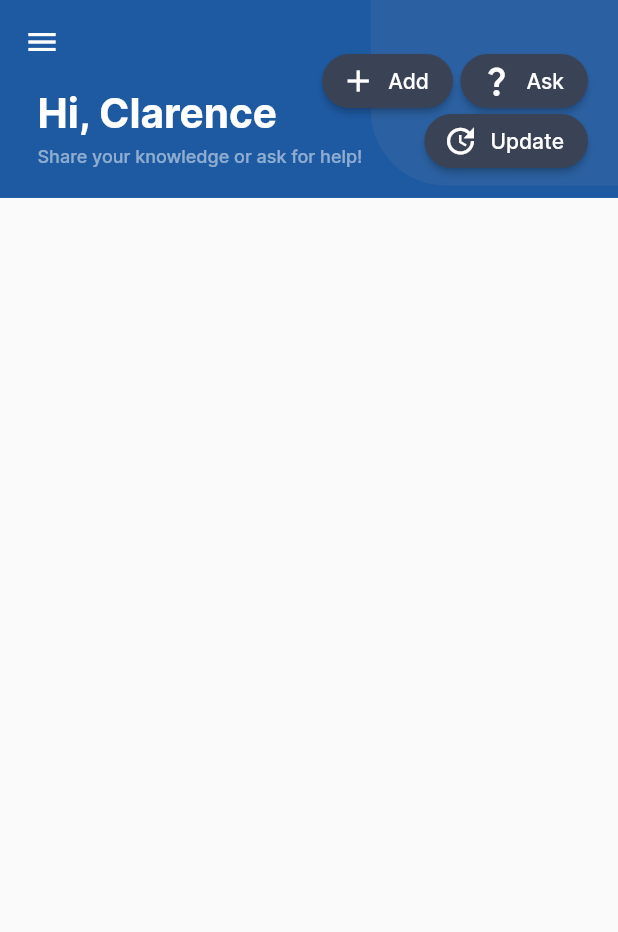
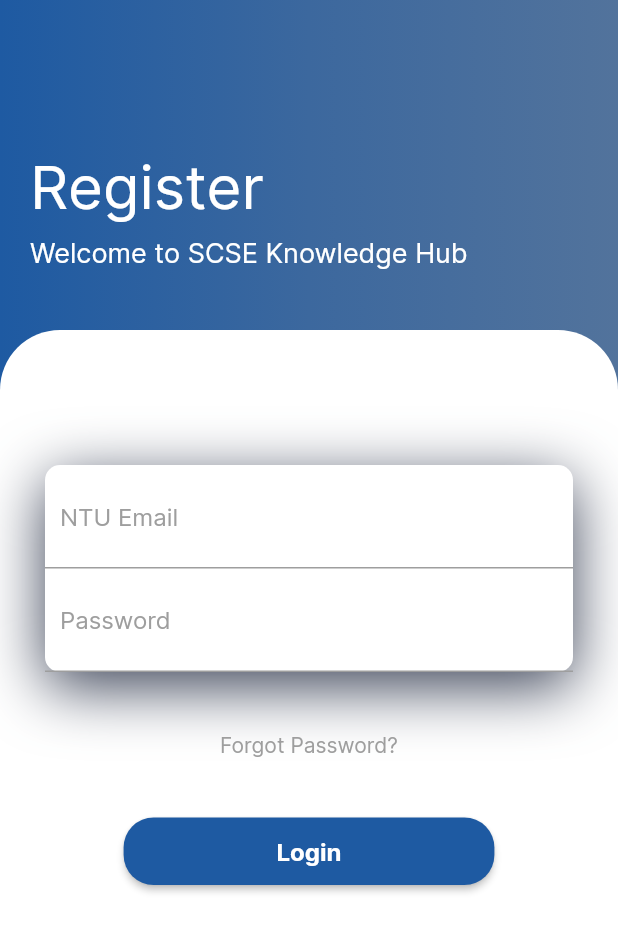
Before and after one commit to clarencekwl/scse-knowledge-hub, a Flutter app: the screen it shows after launch, on a phone screen of 412 x 824 dp. Shown: the top 932 px of the screen. Run offline on Flutter 3.47's test engine with Material 2 defaults, Android fonts, the phone set to English and light mode, and no system bars; our stand-ins replace cached_network_image, cloud_firestore, firebase_core, flutter_spinkit, image_picker, photo_view; missing offline and left inert: cached_memory_image, image_painter; accounts and stored records are empty.

Commit message:
:sparkles: [Login] login page UI

```diff
--- a/scse_knowledge_hub_app/lib/main.dart
+++ b/scse_knowledge_hub_app/lib/main.dart
@@ -5,6 +5,7 @@ import 'package:flutter/material.dart';
 import 'package:flutter/services.dart';
 import 'package:provider/provider.dart';
 import 'package:scse_knowledge_hub_app/pages/home_page.dart';
+import 'package:scse_knowledge_hub_app/pages/login_page.dart';
 import 'package:scse_knowledge_hub_app/pages/unknown_page.dart';
 import 'package:scse_knowledge_hub_app/providers/question_provider.dart';
 import 'package:scse_knowledge_hub_app/utils/router.dart';
@@ -112,7 +113,7 @@ class _MyAppState extends State<MyApp> {
             ),
             themeMode: ThemeMode.light,
             // initialRoute: SplashScreenPage.routeName,
-            home: HomePage(),
+            home: LoginPage(),
             routes: appRoutes as Map<String, Widget Function(BuildContext)>,
             onUnknownRoute: (RouteSettings settings) {
               return MaterialPageRoute(
--- a/scse_knowledge_hub_app/lib/pages/create_question_page.dart
+++ b/scse_knowledge_hub_app/lib/pages/create_question_page.dart
@@ -78,7 +78,8 @@ class _CreateQuestionPageState extends State<CreateQuestionPage> {
                       }
                     }),
                     icon: _isFormValid ? Icons.check : null,
-                    color:
+                    textColour: Colors.white,
+                    buttonColor:
                         _isFormValid ? Styles.primaryBlueColor : Colors.grey),
               )
             ],
--- /dev/null
+++ b/scse_knowledge_hub_app/lib/pages/login_page.dart
@@ -0,0 +1,439 @@
+// import 'package:flutter/material.dart';
+// import 'package:flutter/services.dart';
+// import 'package:scse_knowledge_hub_app/pages/home_page.dart';
+// import 'package:scse_knowledge_hub_app/utils/styles.dart';
+// import 'package:scse_knowledge_hub_app/widget/default_button.dart';
+
+// class LoginPage extends StatefulWidget {
+//   @override
+//   _LoginPageState createState() => _LoginPageState();
+// }
+
+// class _LoginPageState extends State<LoginPage> {
+//   bool _rememberMe = false;
+
+//   @override
+//   Widget build(BuildContext context) {
+//     return Scaffold(
+//       resizeToAvoidBottomInset: false,
+//       backgroundColor: Styles.primaryBackgroundColor,
+//       body: GestureDetector(
+//         onTap: () => FocusScope.of(context).unfocus(),
+//         child: Column(
+//           children: [
+//             Expanded(
+//               child: Column(
+//                 mainAxisAlignment: MainAxisAlignment.center,
+//                 mainAxisSize: MainAxisSize.max,
+//                 children: <Widget>[
+//                   SizedBox(
+//                     height: Styles.kScreenHeight(context) * 0.1,
+//                   ),
+//                   Image.asset(
+//                     'assets/images/scse-knowledge-hub-icon.png',
+//                     height: Styles.kScreenHeight(context) * 0.3,
+//                     width: Styles.kScreenHeight(context) * 0.3,
+//                     fit: BoxFit.fill,
+//                   ),
+//                   Expanded(
+//                     child: Container(
+//                       decoration: BoxDecoration(
+//                           border: Border.all(color: Styles.primaryBlueColor),
+//                           borderRadius: BorderRadius.circular(10)),
+//                       child: Column(
+//                         children: [
+//                           // Text(
+//                           //   'Sign In',
+//                           //   style: TextStyle(
+//                           //     color: Colors.white,
+//                           //     fontFamily: 'OpenSans',
+//                           //     fontSize: 30.0,
+//                           //     fontWeight: FontWeight.bold,
+//                           //   ),
+//                           // ),
+//                           _buildEmailTF(),
+//                           SizedBox(
+//                             height: 30.0,
+//                           ),
+//                           _buildPasswordTF(),
+//                           // _buildForgotPasswordBtn(),
+//                           // _buildRememberMeCheckbox(),
+//                           _buildLoginBtn(),
+//                         ],
+//                       ),
+//                     ),
+//                   ),
+//                   // _buildSignInWithText(),
+//                   // _buildSocialBtnRow(),
+//                   // _buildSignupBtn(),
+//                 ],
+//               ),
+//             ),
+//           ],
+//         ),
+//       ),
+//     );
+//   }
+
+//   Widget _buildEmailTF() {
+//     return Column(
+//       crossAxisAlignment: CrossAxisAlignment.start,
+//       children: <Widget>[
+//         Text(
+//           'Email',
+//           style: Styles.loginLabelStyle,
+//         ),
+//         SizedBox(height: 10.0),
+//         Container(
+//           alignment: Alignment.centerLeft,
+//           decoration: Styles.loginBoxDecorationStyle,
+//           height: 60.0,
+//           child: TextField(
+//             keyboardType: TextInputType.emailAddress,
+//             style: TextStyle(
+//               color: Colors.white,
+//               fontFamily: 'OpenSans',
+//             ),
+//             decoration: InputDecoration(
+//               border: InputBorder.none,
+//               contentPadding: EdgeInsets.only(top: 14.0),
+//               prefixIcon: Icon(
+//                 Icons.email,
+//                 color: Colors.white,
+//               ),
+//               hintText: 'Enter your Email',
+//               hintStyle: Styles.loginHintTextStyle,
+//             ),
+//           ),
+//         ),
+//       ],
+//     );
+//   }
+
+//   Widget _buildPasswordTF() {
+//     return Column(
+//       crossAxisAlignment: CrossAxisAlignment.start,
+//       children: <Widget>[
+//         Text(
+//           'Password',
+//           style: Styles.loginLabelStyle,
+//         ),
+//         SizedBox(height: 10.0),
+//         Container(
+//           alignment: Alignment.centerLeft,
+//           decoration: Styles.loginBoxDecorationStyle,
+//           height: 60.0,
+//           child: TextField(
+//             obscureText: true,
+//             style: TextStyle(
+//               color: Colors.white,
+//               fontFamily: 'OpenSans',
+//             ),
+//             decoration: InputDecoration(
+//               border: InputBorder.none,
+//               contentPadding: EdgeInsets.only(top: 14.0),
+//               prefixIcon: Icon(
+//                 Icons.lock,
+//                 color: Colors.white,
+//               ),
+//               hintText: 'Enter your Password',
+//               hintStyle: Styles.loginHintTextStyle,
+//             ),
+//           ),
+//         ),
+//       ],
+//     );
+//   }
+
+// Widget _buildLoginBtn() {
+//   return Container(
+//     padding: EdgeInsets.symmetric(vertical: 25.0),
+//     width: double.infinity,
+//     child: DefaultButton(
+//       onPressed: () => Navigator.of(context).push(MaterialPageRoute(
+//         builder: (context) => LoginPage(),
+//       )),
+//       buttonColor: Colors.white,
+//       textColour: Styles.primaryBlueColor,
+//       title: "LOGIN",
+//     ),
+//   );
+// }
+
+//   // Widget _buildForgotPasswordBtn() {
+//   //   return Container(
+//   //     alignment: Alignment.centerRight,
+//   //     child: FlatButton(
+//   //       onPressed: () => print('Forgot Password Button Pressed'),
+//   //       padding: EdgeInsets.only(right: 0.0),
+//   //       child: Text(
+//   //         'Forgot Password?',
+//   //         style: Styles.kLabelStyle,
+//   //       ),
+//   //     ),
+//   //   );
+//   // }
+
+//   // Widget _buildRememberMeCheckbox() {
+//   //   return Container(
+//   //     height: 20.0,
+//   //     child: Row(
+//   //       children: <Widget>[
+//   //         Theme(
+//   //           data: ThemeData(unselectedWidgetColor: Colors.white),
+//   //           child: Checkbox(
+//   //             value: _rememberMe,
+//   //             checkColor: Colors.green,
+//   //             activeColor: Colors.white,
+//   //             onChanged: (value) {
+//   //               setState(() {
+//   //                 _rememberMe = value;
+//   //               });
+//   //             },
+//   //           ),
+//   //         ),
+//   //         Text(
+//   //           'Remember me',
+//   //           style: Styles.kLabelStyle,
+//   //         ),
+//   //       ],
+//   //     ),
+//   //   );
+//   // }
+
+//   // Widget _buildSignInWithText() {
+//   //   return Column(
+//   //     children: <Widget>[
+//   //       Text(
+//   //         '- OR -',
+//   //         style: TextStyle(
+//   //           color: Colors.white,
+//   //           fontWeight: FontWeight.w400,
+//   //         ),
+//   //       ),
+//   //       SizedBox(height: 20.0),
+//   //       Text(
+//   //         'Sign in with',
+//   //         style: kLabelStyle,
+//   //       ),
+//   //     ],
+//   //   );
+//   // }
+
+//   // Widget _buildSocialBtn(Function onTap, AssetImage logo) {
+//   //   return GestureDetector(
+//   //     onTap: onTap,
+//   //     child: Container(
+//   //       height: 60.0,
+//   //       width: 60.0,
+//   //       decoration: BoxDecoration(
+//   //         shape: BoxShape.circle,
+//   //         color: Colors.white,
+//   //         boxShadow: [
+//   //           BoxShadow(
+//   //             color: Colors.black26,
+//   //             offset: Offset(0, 2),
+//   //             blurRadius: 6.0,
+//   //           ),
+//   //         ],
+//   //         image: DecorationImage(
+//   //           image: logo,
+//   //         ),
+//   //       ),
+//   //     ),
+//   //   );
+//   // }
+
+//   // Widget _buildSocialBtnRow() {
+//   //   return Padding(
+//   //     padding: EdgeInsets.symmetric(vertical: 30.0),
+//   //     child: Row(
+//   //       mainAxisAlignment: MainAxisAlignment.spaceEvenly,
+//   //       children: <Widget>[
+//   //         _buildSocialBtn(
+//   //           () => print('Login with Facebook'),
+//   //           AssetImage(
+//   //             'assets/logos/facebook.jpg',
+//   //           ),
+//   //         ),
+//   //         _buildSocialBtn(
+//   //           () => print('Login with Google'),
+//   //           AssetImage(
+//   //             'assets/logos/google.jpg',
+//   //           ),
+//   //         ),
+//   //       ],
+//   //     ),
+//   //   );
+//   // }
+
+//   // Widget _buildSignupBtn() {
+//   //   return GestureDetector(
+//   //     onTap: () => print('Sign Up Button Pressed'),
+//   //     child: RichText(
+//   //       text: TextSpan(
+//   //         children: [
+//   //           TextSpan(
+//   //             text: 'Don\'t have an Account? ',
+//   //             style: TextStyle(
+//   //               color: Colors.white,
+//   //               fontSize: 18.0,
+//   //               fontWeight: FontWeight.w400,
+//   //             ),
+//   //           ),
+//   //           TextSpan(
+//   //             text: 'Sign Up',
+//   //             style: TextStyle(
+//   //               color: Colors.white,
+//   //               fontSize: 18.0,
+//   //               fontWeight: FontWeight.bold,
+//   //             ),
+//   //           ),
+//   //         ],
+//   //       ),
+//   //     ),
+//   //   );
+//   // }
+// }
+
+import 'package:flutter/material.dart';
+import 'package:scse_knowledge_hub_app/pages/home_page.dart';
+import 'package:scse_knowledge_hub_app/utils/styles.dart';
+import 'package:scse_knowledge_hub_app/widget/default_button.dart';
+
+class LoginPage extends StatelessWidget {
+  @override
+  Widget build(BuildContext context) {
+    return Scaffold(
+      body: Container(
+        width: double.infinity,
+        decoration: BoxDecoration(
+            gradient: LinearGradient(colors: const [
+          Color.fromRGBO(30, 90, 162, 1),
+          Color.fromRGBO(60, 104, 158, 1),
+          Color.fromRGBO(82, 115, 156, 1)
+        ])),
+        child: Column(
+          crossAxisAlignment: CrossAxisAlignment.start,
+          children: <Widget>[
+            SizedBox(
+              height: 80,
+            ),
+            Padding(
+              padding: EdgeInsets.all(20),
+              child: Column(
+                crossAxisAlignment: CrossAxisAlignment.start,
+                children: <Widget>[
+                  Text(
+                    "Register",
+                    style: TextStyle(color: Colors.white, fontSize: 40),
+                  ),
+                  SizedBox(
+                    height: 10,
+                  ),
+                  Text(
+                    "Welcome to SCSE Knowledge Hub",
+                    style: TextStyle(color: Colors.white, fontSize: 18),
+                  ),
+                ],
+              ),
+            ),
+            SizedBox(height: 20),
+            Expanded(
+              child: Container(
+                decoration: BoxDecoration(
+                    color: Colors.white,
+                    borderRadius: BorderRadius.only(
+                        topLeft: Radius.circular(40),
+                        topRight: Radius.circular(40))),
+                child: SingleChildScrollView(
+                  child: Padding(
+                    padding: EdgeInsets.all(30),
+                    child: Column(
+                      children: <Widget>[
+                        SizedBox(
+                          height: 60,
+                        ),
+                        Container(
+                          decoration: BoxDecoration(
+                              color: Colors.white,
+                              borderRadius: BorderRadius.circular(10),
+                              boxShadow: [
+                                BoxShadow(
+                                    color: Styles.primaryGreyColor,
+                                    blurRadius: 35,
+                                    offset: Offset(0, 10))
+                              ]),
+                          child: Column(
+                            children: <Widget>[
+                              Container(
+                                padding: EdgeInsets.all(10),
+                                decoration: BoxDecoration(
+                                    border: Border(
+                                        bottom:
+                                            BorderSide(color: Colors.grey))),
+                                child: TextField(
+                                  decoration: InputDecoration(
+                                      hintText: "NTU Email",
+                                      hintStyle: TextStyle(color: Colors.grey),
+                                      border: InputBorder.none),
+                                ),
+                              ),
+                              Container(
+                                padding: EdgeInsets.all(10),
+                                decoration: BoxDecoration(
+                                    border: Border(
+                                        bottom:
+                                            BorderSide(color: Colors.grey))),
+                                child: TextField(
+                                  decoration: InputDecoration(
+                                      hintText: "Password",
+                                      hintStyle: TextStyle(color: Colors.grey),
+                                      border: InputBorder.none),
+                                ),
+                              ),
+                            ],
+                          ),
+                        ),
+                        SizedBox(
+                          height: 40,
+                        ),
+                        Text(
+                          "Forgot Password?",
+                          style: TextStyle(color: Colors.grey),
+                        ),
+                        SizedBox(
+                          height: 40,
+                        ),
+                        SizedBox(
+                          height: 45,
+                          width: Styles.kScreenWidth(context) * 0.60,
+                          child: ElevatedButton(
+                              onPressed: () =>
+                                  Navigator.of(context).push(MaterialPageRoute(
+                                    builder: (context) => HomePage(),
+                                  )),
+                              style: ElevatedButton.styleFrom(
+                                  backgroundColor: Styles.primaryBlueColor,
+                                  shape: RoundedRectangleBorder(
+                                      borderRadius: BorderRadius.circular(20))),
+                              child: Text(
+                                "Login",
+                                style: TextStyle(
+                                    color: Colors.white,
+                                    fontWeight: FontWeight.bold,
+                                    fontSize: 16),
+                              )),
+                        ),
+                      ],
+                    ),
+                  ),
+                ),
+              ),
+            )
+          ],
+        ),
+      ),
+    );
+  }
+}
--- a/scse_knowledge_hub_app/lib/utils/styles.dart
+++ b/scse_knowledge_hub_app/lib/utils/styles.dart
@@ -36,6 +36,29 @@ class Styles {
     fontSize: 18,
   );
 
+  static TextStyle loginHintTextStyle = TextStyle(
+    color: Colors.white54,
+    fontFamily: 'OpenSans',
+  );
+
+  static TextStyle loginLabelStyle = TextStyle(
+    color: primaryBlueColor,
+    fontWeight: FontWeight.bold,
+    fontFamily: 'OpenSans',
+  );
+
+  static BoxDecoration loginBoxDecorationStyle = BoxDecoration(
+    color: Color.fromRGBO(60, 104, 158, 1),
+    borderRadius: BorderRadius.circular(10.0),
+    boxShadow: const [
+      BoxShadow(
+        color: Colors.black12,
+        blurRadius: 6.0,
+        offset: Offset(0, 2),
+      ),
+    ],
+  );
+
   static InputDecoration inputTextFieldStyle(String hintText) {
     return InputDecoration(
       filled: true,
@@ -67,15 +90,6 @@ class Styles {
     );
   }
 
-  //* Pixium Boilerplate Styles
-  static Color pixiumPurpleColor = Color.fromRGBO(108, 79, 240, 1);
-  static Color pixiumRedColor = Color.fromRGBO(219, 56, 50, 1);
-  static Color? appAccentColor = Colors.cyan[600];
-  static Color appCanvasColor = Colors.white;
-  static Color appBackground = Colors.blue;
-  static Color? commonDarkBackground = Colors.grey[200];
-  static Color? commonDarkCardBackground = Colors.grey[200]; // #1e2d3b
-
   static Size screenSize(BuildContext context) {
     return MediaQuery.of(context).size;
   }
@@ -89,75 +103,6 @@ class Styles {
       {double percentage = 1, double reducedBy = 0.0}) {
     return (screenSize(context).width - reducedBy) * percentage;
   }
-
-  static Color? appDrawerIconColor = Colors.grey[800];
-  static TextStyle appDrawerTextStyle = TextStyle(color: Colors.grey[900]);
-
-  static TextStyle defaultStyle = TextStyle(
-    color: Colors.grey[800],
-  );
-
-  static TextStyle h1 = defaultStyle.copyWith(
-    fontWeight: FontWeight.w700,
-    fontSize: 18.0,
-    height: 22 / 18,
-    color: Colors.grey[700],
-  );
-
-  static TextStyle h1AppName = defaultStyle.copyWith(
-    fontSize: 30.0,
-    height: 35,
-    fontFamily: 'Prata',
-  );
-
-  static TextStyle title = defaultStyle.copyWith(
-    fontSize: 30.0,
-    height: 35,
-    fontFamily: 'Prata',
-  );
-
-  static TextStyle display1 = defaultStyle.copyWith(
-    fontSize: 30.0,
-    fontFamily: 'Radicals',
-  );
-
-  static TextStyle h1White = defaultStyle.copyWith(
-    fontWeight: FontWeight.w700,
-    fontSize: 18.0,
-    height: 22 / 18,
-    color: Colors.white,
-  );
-
-  static TextStyle p = defaultStyle.copyWith(
-    fontSize: 16.0,
-    color: Colors.grey[800],
-  );
-
-  static TextStyle pTheme = p.copyWith(
-    color: pixiumPurpleColor,
-  );
-
-  static TextStyle pWhite = p.copyWith(
-    color: Colors.white,
-  );
-
-  static TextStyle pMuted = p.copyWith(
-    color: Colors.grey[500],
-  );
-
-  static TextStyle pForgotPassword = p.copyWith(
-    color: Colors.blue,
-  );
-
-  static TextStyle pButton = defaultStyle.copyWith(
-    fontSize: 15.0,
-  );
-
-  static TextStyle error = defaultStyle.copyWith(
-    fontWeight: FontWeight.w500,
-    fontSize: 14.0,
-    color: Colors.red,
-  );
 
   static InputDecoration input = InputDecoration(
     fillColor: Colors.white,
--- a/scse_knowledge_hub_app/lib/widget/default_button.dart
+++ b/scse_knowledge_hub_app/lib/widget/default_button.dart
@@ -4,13 +4,15 @@ import 'package:scse_knowledge_hub_app/utils/styles.dart';
 class DefaultButton extends StatelessWidget {
   final String title;
   final VoidCallback? onPressed;
-  final Color color;
+  final Color buttonColor;
+  final Color textColour;
   final IconData? icon;
 
-  DefaultButton(
+  const DefaultButton(
       {required this.title,
       required this.onPressed,
-      required this.color,
+      required this.buttonColor,
+      required this.textColour,
       this.icon});
 
   @override
@@ -21,14 +23,14 @@ class DefaultButton extends StatelessWidget {
         child: ElevatedButton(
           onPressed: onPressed,
           style: ElevatedButton.styleFrom(
-              backgroundColor: color,
+              backgroundColor: buttonColor,
               shape: RoundedRectangleBorder(
                   borderRadius: BorderRadius.circular(8))),
           child: icon == null
               ? Text(
                   title,
                   style: TextStyle(
-                      color: Colors.white,
+                      color: textColour,
                       fontWeight: FontWeight.bold,
                       fontSize: 16),
                 )
```
